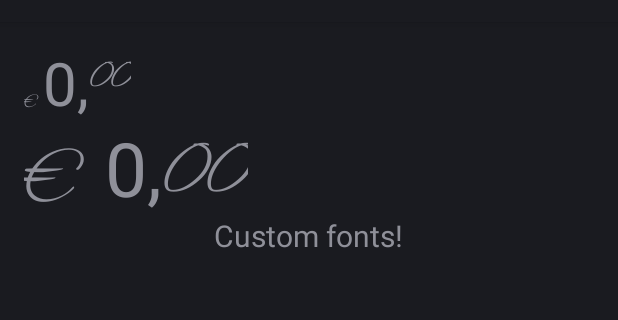
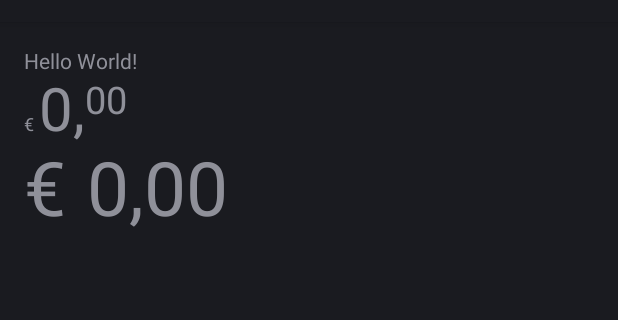
Before and after one commit to berendn/CurrencyTextView, an Android app: the layout activity_main.xml on its own in the app's theme, with its tools: preview values and no code run, on a phone screen of 412 x 824 dp, the part 62-382 px from its top. Run offline under Robolectric (Android 15) with nearby library versions, the phone set to English and light mode, and no system bars.

```diff
--- a/build.gradle
+++ b/build.gradle
@@ -5,7 +5,7 @@ buildscript {
         jcenter()
     }
     dependencies {
-        classpath 'com.android.tools.build:gradle:2.0.0'
+        classpath 'com.android.tools.build:gradle:1.5.0'
         classpath 'com.github.dcendents:android-maven-gradle-plugin:1.3'
         // NOTE: Do not place your application dependencies here; they belong
         // in the individual module build.gradle files
--- /dev/null
+++ b/library/src/main/java/nl/qrk/currencytextview/CurrencyTextView.java
@@ -0,0 +1,173 @@
+package nl.qrk.currencytextview;
+
+import android.annotation.TargetApi;
+import android.content.Context;
+import android.content.res.TypedArray;
+import android.graphics.Canvas;
+import android.graphics.Paint;
+import android.graphics.Rect;
+import android.os.Build;
+import android.util.AttributeSet;
+import android.util.TypedValue;
+import android.widget.TextView;
+
+import java.math.BigDecimal;
+
+/**
+ * Created by Berend on 2-4-2016.
+ */
+public class CurrencyTextView extends TextView {
+
+    private static final String tag = CurrencyTextView.class.getSimpleName();
+    private final Rect euroSignTextBounds = new Rect();
+    private final Rect euroTextBounds = new Rect();
+    private final Rect digitsTextBounds = new Rect();
+    private String euroSign = "\u20AC";
+    private String comma = ",";
+    private String euros = "0";
+    private String cents = "00";
+    private String euroscomma = euros + comma;
+    private float euroSignTextSizeInPixels = 12;
+    private float euroTextSizeInPixels = 12;
+    private float digitsTextSizeInPixels = 12;
+    private Paint euroSignTextPaint;
+    private Paint euroTextPaint;
+    private Paint digitsTextPaint;
+
+    public CurrencyTextView(Context context) {
+        super(context);
+        init();
+    }
+
+    public CurrencyTextView(Context context, AttributeSet attrs) {
+        super(context, attrs);
+
+        TypedArray a = getContext().obtainStyledAttributes(attrs, R.styleable.CurrencyTextView);
+        euroTextSizeInPixels = a.getDimension(R.styleable.CurrencyTextView_euroTextSize, getTextSize());
+        euroSignTextSizeInPixels = a.getDimension(R.styleable.CurrencyTextView_eurosignTextSize, getTextSize());
+        digitsTextSizeInPixels = a.getDimension(R.styleable.CurrencyTextView_digitsTextSize, getTextSize());
+        a.recycle();
+
+        euroSignTextSizeInPixels = Math.min(euroSignTextSizeInPixels, euroTextSizeInPixels);
+        digitsTextSizeInPixels = Math.min(digitsTextSizeInPixels, euroTextSizeInPixels);
+
+        init();
+    }
+
+    public CurrencyTextView(Context context, AttributeSet attrs, int defStyleAttr) {
+        super(context, attrs, defStyleAttr);
+        init();
+    }
+
+    @TargetApi(Build.VERSION_CODES.LOLLIPOP)
+    public CurrencyTextView(Context context, AttributeSet attrs, int defStyleAttr, int defStyleRes) {
+        super(context, attrs, defStyleAttr, defStyleRes);
+        init();
+    }
+
+    private void init()
+    {
+        setText(euroSign + euroscomma + cents);
+        setTextSize(TypedValue.COMPLEX_UNIT_PX, euroTextSizeInPixels);
+        setSingleLine();
+        setIncludeFontPadding(false);
+
+        setPaintFlags(Paint.ANTI_ALIAS_FLAG);
+        getPaint().setColor(getTextColors().getDefaultColor());
+
+        euroSignTextPaint = new Paint(getPaint());
+        euroSignTextPaint.setTextSize(euroSignTextSizeInPixels);
+
+        euroTextPaint = new Paint(getPaint());
+        euroTextPaint.setTextSize(euroTextSizeInPixels);
+
+        digitsTextPaint = new Paint(getPaint());
+        digitsTextPaint.setTextSize(digitsTextSizeInPixels);
+
+        refreshTextBounds();
+    }
+
+
+    void refreshTextBounds()
+    {
+        euroSignTextPaint.getTextBounds(euroSign, 0, euroSign.length(), euroSignTextBounds);
+        euroTextPaint.getTextBounds(euros, 0, euros.length(), euroTextBounds);
+        digitsTextPaint.getTextBounds(cents, 0, cents.length(), digitsTextBounds);
+    }
+
+    @Override
+    protected void onDraw(Canvas canvas)
+    {
+        float baseline = getHeight() - euroTextPaint.descent();
+        int x = 0;
+
+        canvas.drawText(euroSign, x, baseline, euroSignTextPaint);
+
+        x += euroSignTextPaint.measureText(euroSign) * 1.5;
+        canvas.drawText(euroscomma, x, baseline, euroTextPaint);
+
+        x += euroTextPaint.measureText(euroscomma);
+        canvas.drawText(cents, x, baseline - euroTextBounds.height() + digitsTextBounds.height(), digitsTextPaint);
+    }
+
+    public void setAmount(BigDecimal b)
+    {
+        if (b == null)
+        {
+            return;
+        }
+
+        long euro = b.longValue();
+
+        // The remainder of ONE is everything after the comma.
+        cents = b.abs().remainder(BigDecimal.ONE).setScale(2, BigDecimal.ROUND_HALF_UP).toPlainString();
+        // Remove the 0, and keep the change ;)
+        cents = cents.substring(2, 4);
+
+        euros = Long.toString(euro);
+        if (euro == 0 && b.compareTo(BigDecimal.ZERO) < 0)
+        {
+            euros = "-" + euros;
+        }
+
+        euroscomma = euros + comma;
+
+        refreshTextBounds();
+        setText(euroSign + euros + comma + cents);
+    }
+
+    @Override
+    protected void onMeasure(int widthMeasureSpec, int heightMeasureSpec)
+    {
+        super.onMeasure(widthMeasureSpec, heightMeasureSpec);
+
+        int desiredWidth = 0;
+        desiredWidth += euroSignTextPaint.measureText(euroSign) * 1.5;
+        desiredWidth += euroTextPaint.measureText(euroscomma);
+        desiredWidth += digitsTextPaint.measureText(cents);
+
+        int widthMode = MeasureSpec.getMode(widthMeasureSpec);
+        int widthSize = MeasureSpec.getSize(widthMeasureSpec);
+
+        int width;
+
+        // Measure Width
+        if (widthMode == MeasureSpec.EXACTLY)
+        {
+            // Must be this size
+            width = widthSize;
+        }
+        else if (widthMode == MeasureSpec.AT_MOST)
+        {
+            // Can't be bigger than...
+            width = Math.min(desiredWidth, widthSize);
+        }
+        else
+        {
+            // Be whatever you want
+            width = desiredWidth;
+        }
+
+        setMeasuredDimension(width, getMeasuredHeight());
+    }
+}
--- a/library/src/main/java/nl/qrk/currencytextview/CurrencyTextView.kt
+++ /dev/null
@@ -1,157 +0,0 @@
-package nl.qrk.currencytextview
-
-import android.content.Context
-import android.graphics.Canvas
-import android.graphics.Paint
-import android.graphics.Rect
-import android.graphics.Typeface
-import android.util.AttributeSet
-import android.util.TypedValue
-import android.view.View
-import android.widget.TextView
-import java.math.BigDecimal
-
-/**
- * Created by Berend on 2-4-2016.
- */
-class CurrencyTextView : TextView {
-    private val euroSignTextBounds = Rect()
-    private val euroTextBounds = Rect()
-    private val digitsTextBounds = Rect()
-    private val euroSign = "\u20AC"
-    private val comma = ","
-    private var euros = "0"
-    private var cents = "00"
-    private var euroscomma = euros + comma
-    private var euroSignTextSizeInPixels = 12f
-    private var euroTextSizeInPixels = 12f
-    private var digitsTextSizeInPixels = 12f
-    private var euroSignTextPaint: Paint? = null
-    private var euroTextPaint: Paint? = null
-    private var digitsTextPaint: Paint? = null
-
-    constructor(context: Context) : super(context) {
-        init()
-    }
-
-    constructor(context: Context, attrs: AttributeSet) : super(context, attrs) {
-
-        val a = getContext().obtainStyledAttributes(attrs, R.styleable.CurrencyTextView)
-        euroTextSizeInPixels = a.getDimension(R.styleable.CurrencyTextView_euroTextSize, textSize)
-        euroSignTextSizeInPixels = a.getDimension(R.styleable.CurrencyTextView_eurosignTextSize, textSize)
-        digitsTextSizeInPixels = a.getDimension(R.styleable.CurrencyTextView_digitsTextSize, textSize)
-        a.recycle()
-
-        euroSignTextSizeInPixels = Math.min(euroSignTextSizeInPixels, euroTextSizeInPixels)
-        digitsTextSizeInPixels = Math.min(digitsTextSizeInPixels, euroTextSizeInPixels)
-
-        init()
-    }
-
-    constructor(context: Context, attrs: AttributeSet, defStyleAttr: Int) : super(context, attrs, defStyleAttr) {
-        init()
-    }
-
-    private fun init() {
-        text = euroSign + euroscomma + cents
-        setTextSize(TypedValue.COMPLEX_UNIT_PX, euroTextSizeInPixels)
-        setSingleLine()
-        includeFontPadding = false
-
-        paintFlags = Paint.ANTI_ALIAS_FLAG
-        paint.color = textColors.defaultColor
-        paint.typeface = Typeface.createFromAsset(context.assets, "AlexBrush-Regular.ttf");
-
-        euroSignTextPaint = Paint(paint)
-        euroSignTextPaint!!.textSize = euroSignTextSizeInPixels
-
-        euroTextPaint = Paint(paint)
-        euroTextPaint!!.textSize = euroTextSizeInPixels
-        euroTextPaint!!.typeface = typeface
-
-        digitsTextPaint = Paint(paint)
-        digitsTextPaint!!.textSize = digitsTextSizeInPixels
-
-        refreshTextBounds()
-    }
-
-
-    internal fun refreshTextBounds() {
-        euroSignTextPaint!!.getTextBounds(euroSign, 0, euroSign.length, euroSignTextBounds)
-        euroTextPaint!!.getTextBounds(euros, 0, euros.length, euroTextBounds)
-        digitsTextPaint!!.getTextBounds(cents, 0, cents.length, digitsTextBounds)
-    }
-
-    override fun onDraw(canvas: Canvas) {
-        val baseline = height - euroTextPaint!!.descent()
-        var x = 0
-
-        canvas.drawText(euroSign, x.toFloat(), baseline, euroSignTextPaint)
-
-        x += (euroSignTextPaint!!.measureText(euroSign) * 1.5).toInt()
-        canvas.drawText(euroscomma, x.toFloat(), baseline, euroTextPaint)
-
-        x += euroTextPaint!!.measureText(euroscomma).toInt()
-        canvas.drawText(cents, x.toFloat(), baseline - euroTextBounds.height() + digitsTextBounds.height(), digitsTextPaint)
-    }
-
-    override fun setTypeface(tf : Typeface){
-        super.setTypeface(tf)
-    }
-
-    fun setAmount(b: BigDecimal?) {
-        if (b == null) {
-            return
-        }
-
-        val euro = b.toLong()
-
-        // The remainder of ONE is everything after the comma.
-        cents = b.abs().remainder(BigDecimal.ONE).setScale(2, BigDecimal.ROUND_HALF_UP).toPlainString()
-        // Remove the 0, and keep the change ;)
-        cents = cents.substring(2, 4)
-
-        euros = java.lang.Long.toString(euro)
-        if (euro == 0L && b.compareTo(BigDecimal.ZERO) < 0) {
-            euros = "-" + euros
-        }
-
-        euroscomma = euros + comma
-
-        refreshTextBounds()
-        text = euroSign + euros + comma + cents
-    }
-
-    override fun onMeasure(widthMeasureSpec: Int, heightMeasureSpec: Int) {
-        super.onMeasure(widthMeasureSpec, heightMeasureSpec)
-
-        var desiredWidth = 0
-        desiredWidth += (euroSignTextPaint!!.measureText(euroSign) * 1.5).toInt()
-        desiredWidth += euroTextPaint!!.measureText(euroscomma).toInt()
-        desiredWidth += digitsTextPaint!!.measureText(cents).toInt()
-
-        val widthMode = View.MeasureSpec.getMode(widthMeasureSpec)
-        val widthSize = View.MeasureSpec.getSize(widthMeasureSpec)
-
-        val width: Int
-
-        // Measure Width
-        if (widthMode == View.MeasureSpec.EXACTLY) {
-            // Must be this size
-            width = widthSize
-        } else if (widthMode == View.MeasureSpec.AT_MOST) {
-            // Can't be bigger than...
-            width = Math.min(desiredWidth, widthSize)
-        } else {
-            // Be whatever you want
-            width = desiredWidth
-        }
-
-        setMeasuredDimension(width, measuredHeight)
-    }
-
-    companion object {
-
-        private val tag = CurrencyTextView::class.java.simpleName
-    }
-}
--- a/sampleapp/src/main/res/layout/activity_main.xml
+++ b/sampleapp/src/main/res/layout/activity_main.xml
@@ -1,42 +1,37 @@
 <?xml version="1.0" encoding="utf-8"?>
 <LinearLayout xmlns:android="http://schemas.android.com/apk/res/android"
+    xmlns:tools="http://schemas.android.com/tools"
     xmlns:app="http://schemas.android.com/apk/res-auto"
-    xmlns:tools="http://schemas.android.com/tools"
     android:layout_width="match_parent"
     android:layout_height="match_parent"
-    android:orientation="vertical"
     android:paddingBottom="@dimen/activity_vertical_margin"
     android:paddingLeft="@dimen/activity_horizontal_margin"
     android:paddingRight="@dimen/activity_horizontal_margin"
     android:paddingTop="@dimen/activity_vertical_margin"
-    tools:context="nl.qrk.currencytextviewdemo.MainActivity">
-
-    <nl.qrk.currencytextview.CurrencyTextView
-        android:id="@+id/view1"
-        android:layout_width="wrap_content"
-        android:layout_height="wrap_content"
-        android:text="€13.37"
-        app:digitsTextSize="25sp"
-        app:euroTextSize="40sp"
-        app:eurosignTextSize="12sp"
-        fontPath="AlexBrush-Regular.ttf"
-         />
-
-    <nl.qrk.currencytextview.CurrencyTextView
-        android:id="@+id/view2"
-        android:layout_width="wrap_content"
-        android:layout_height="wrap_content"
-        android:text="€13.37"
-        android:textSize="50sp"
-        />
+    tools:context="nl.qrk.currencytextviewdemo.MainActivity"
+    android:orientation="vertical">
 
     <TextView
         android:layout_width="wrap_content"
         android:layout_height="wrap_content"
-        android:text="Custom fonts!"
-        fontPath="AlexBrush-Regular.ttf"
-        android:textSize="20sp"
-        android:id="@+id/textView"
-        android:layout_gravity="center_horizontal"
-        tools:ignore="MissingPrefix" />
+        android:text="Hello World!"
+        android:id="@+id/textView" />
+
+    <nl.qrk.currencytextview.CurrencyTextView
+        android:layout_width="wrap_content"
+        android:layout_height="wrap_content"
+        android:id="@+id/view1"
+        app:digitsTextSize="25sp"
+        app:eurosignTextSize="12sp"
+        app:euroTextSize="40sp"
+        android:text="€13.37"
+         />
+
+    <nl.qrk.currencytextview.CurrencyTextView
+        android:layout_width="wrap_content"
+        android:layout_height="wrap_content"
+        android:id="@+id/view2"
+        android:text="€13.37"
+        android:textSize="50sp"
+        />
 </LinearLayout>
```
Also changed, not shown: library/build.gradle (+0 -22 lines), sampleapp/build.gradle (+0 -21 lines), sampleapp/src/main/java/nl/qrk/currencytextviewdemo/MainActivity.java (added, +13 -0 lines), sampleapp/src/main/java/nl/qrk/currencytextviewdemo/MainActivity.kt (deleted, +0 -22 lines), gradle/wrapper/gradle-wrapper.properties, sampleapp/src/main/assets/AlexBrush-Regular.ttf (deleted).
